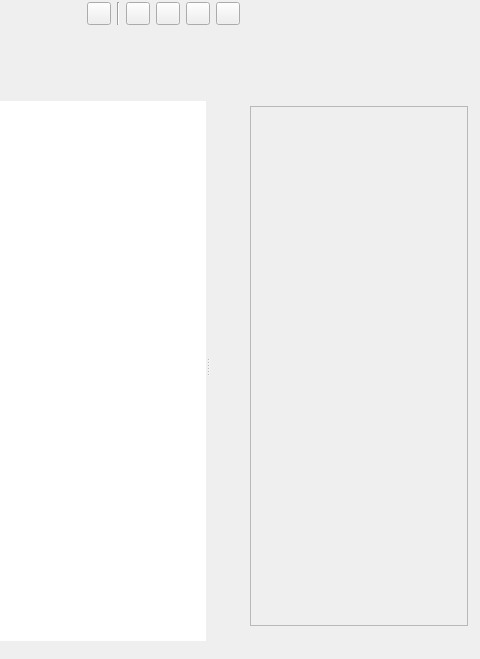
Qt form ui/world_building_view.ui (zkovari/plotlyst) before a commit; both pictures show x 247 to 727 and y 0 to 659 of the 937 by 659 pixel window.
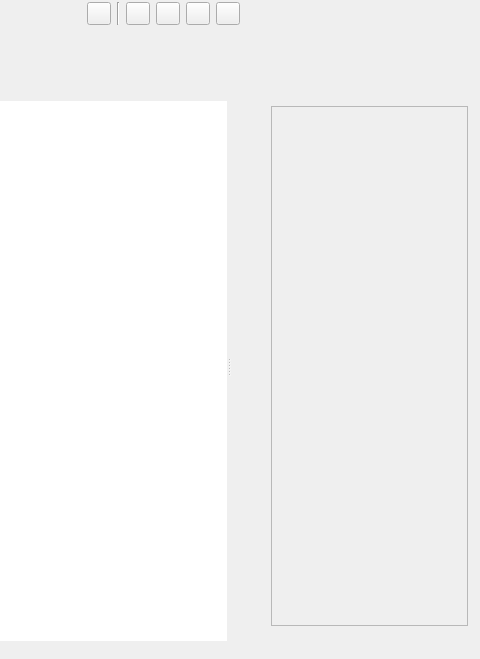
The same form after that commit. Custom widgets are drawn as their Qt base class.

Commit message: Add location summary, #1310

What changed in the file:
```diff
--- a/ui/world_building_view.ui
+++ b/ui/world_building_view.ui
@@ -917,7 +917,7 @@
                <rect>
                 <x>0</x>
                 <y>0</y>
-                <width>311</width>
+                <width>298</width>
                 <height>550</height>
                </rect>
               </property>
@@ -972,7 +972,7 @@
                  <property name="darker-bg" stdset="0">
                   <bool>true</bool>
                  </property>
-                 <layout class="QVBoxLayout" name="verticalLayout_10" stretch="0">
+                 <layout class="QVBoxLayout" name="verticalLayout_10" stretch="">
                   <property name="spacing">
                    <number>5</number>
                   </property>
@@ -988,19 +988,6 @@
                   <property name="bottomMargin">
                    <number>15</number>
                   </property>
-                  <item>
-                   <spacer name="verticalSpacer_2">
-                    <property name="orientation">
-                     <enum>Qt::Vertical</enum>
-                    </property>
-                    <property name="sizeHint" stdset="0">
-                     <size>
-                      <width>20</width>
-                      <height>40</height>
-                     </size>
-                    </property>
-                   </spacer>
-                  </item>
                  </layout>
                 </widget>
                </item>
```
Left out of the diff: 4 changed lines with no effect on the pictures. The commit also changes 2 other files.
